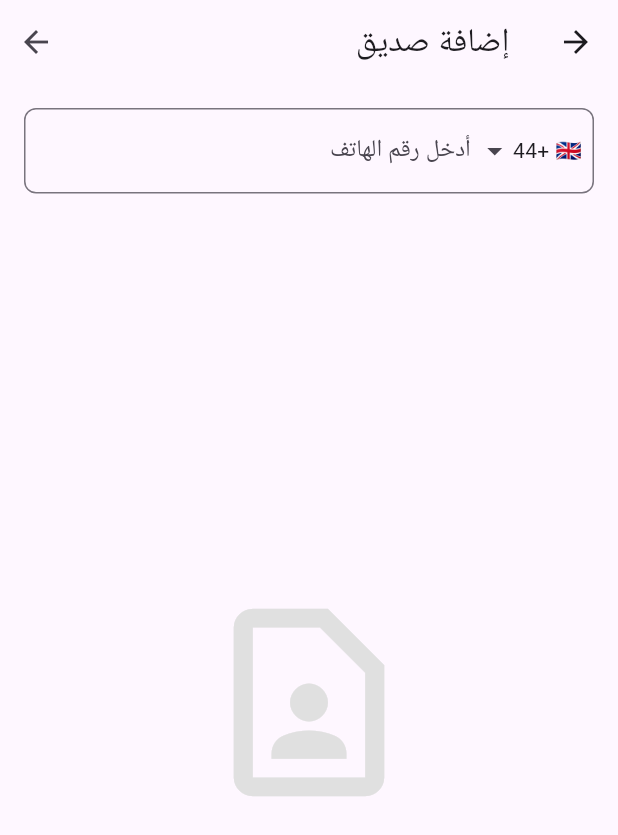
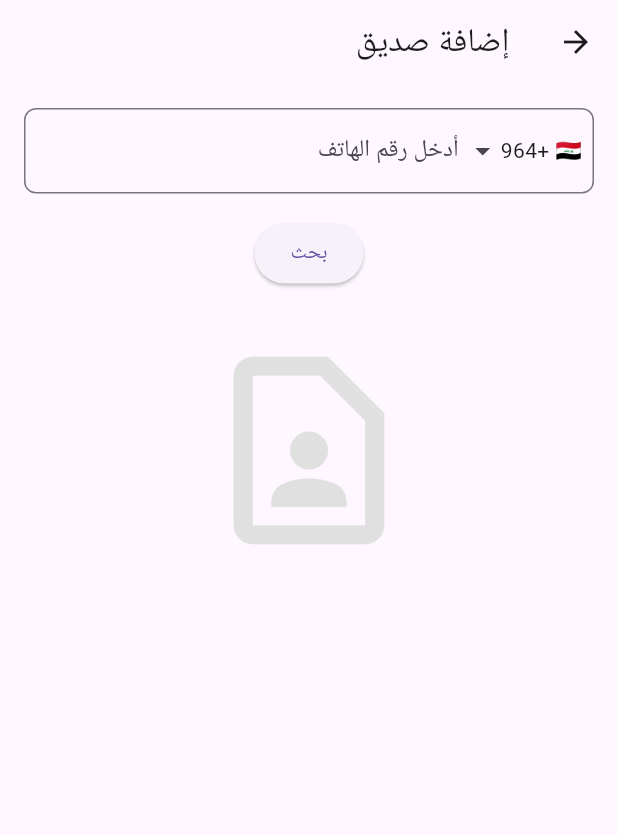
Before and after one commit to aalitariq44/Umrah, a Flutter app: the AddFriendScreen screen opened directly, on a phone screen of 412 x 824 dp. Shown: the top 835 px of the screen. Run offline on Flutter 3.47's test engine with Material 3 defaults, Android fonts, the phone set to English and light mode, and no system bars; our stand-ins replace cloud_firestore, country_picker, firebase_auth, firebase_core, google_maps_flutter; accounts and stored records are empty; generated files the repository leaves out were written again; network calls fail; Roboto replaces fonts that are missing (Cairo).

Commit message:
اضافة صديق

```diff
--- a/lib/features/chat/screens/add_friend_screen.dart
+++ b/lib/features/chat/screens/add_friend_screen.dart
@@ -1,5 +1,8 @@
 import 'package:flutter/material.dart';
 import 'package:country_picker/country_picker.dart';
+import 'package:myplace/data/models/user_model.dart' as model;
+import 'package:myplace/features/auth/controller/auth_controller.dart';
+import 'package:provider/provider.dart';
 
 class AddFriendScreen extends StatefulWidget {
   const AddFriendScreen({super.key});
@@ -9,39 +12,66 @@ class AddFriendScreen extends StatefulWidget {
 }
 
 class _AddFriendScreenState extends State<AddFriendScreen> {
+  final TextEditingController _phoneController = TextEditingController();
+  model.User? _searchedUser;
+  bool _isLoading = false;
+  String? _errorMessage;
+
   Country _selectedCountry = Country(
-    phoneCode: '44',
-    countryCode: 'GB',
+    phoneCode: '964',
+    countryCode: 'IQ',
     e164Sc: 0,
     geographic: true,
     level: 1,
-    name: 'United Kingdom',
+    name: 'Iraq',
     example: '7123456789',
-    displayName: 'United Kingdom (GB) [+44]',
-    displayNameNoCountryCode: 'United Kingdom (GB)',
-    e164Key: '44-GB-0',
+    displayName: 'Iraq (IQ) [+964]',
+    displayNameNoCountryCode: 'Iraq (IQ)',
+    e164Key: '964-IQ-0',
   );
+
+  void _searchUser() async {
+    setState(() {
+      _isLoading = true;
+      _errorMessage = null;
+      _searchedUser = null;
+    });
+
+    final authController = Provider.of<AuthController>(context, listen: false);
+    final fullPhoneNumber =
+        '+${_selectedCountry.phoneCode}${_phoneController.text}';
+
+    try {
+      final user = await authController.searchUserByPhone(fullPhoneNumber);
+      setState(() {
+        _searchedUser = user;
+        if (user == null) {
+          _errorMessage = 'لم يتم العثور على المستخدم';
+        }
+      });
+    } catch (e) {
+      setState(() {
+        _errorMessage = 'حدث خطأ أثناء البحث';
+      });
+    } finally {
+      setState(() {
+        _isLoading = false;
+      });
+    }
+  }
 
   @override
   Widget build(BuildContext context) {
     return Scaffold(
       appBar: AppBar(
         title: const Text('إضافة صديق'),
-        actions: [
-          IconButton(
-            icon: const Icon(Icons.arrow_forward),
-            onPressed: () {
-              // Navigate back
-              Navigator.of(context).pop();
-            },
-          ),
-        ],
       ),
       body: Padding(
         padding: const EdgeInsets.all(16.0),
         child: Column(
           children: [
             TextField(
+              controller: _phoneController,
               decoration: InputDecoration(
                 hintText: 'أدخل رقم الهاتف',
                 prefixIcon: GestureDetector(
@@ -70,13 +100,45 @@ class _AddFriendScreenState extends State<AddFriendScreen> {
                   borderRadius: BorderRadius.circular(8.0),
                 ),
               ),
+              keyboardType: TextInputType.phone,
             ),
-            const Spacer(),
-            Icon(
-              Icons.contact_page_outlined,
-              size: 150,
-              color: Colors.grey[300],
+            const SizedBox(height: 16),
+            ElevatedButton(
+              onPressed: _searchUser,
+              child: const Text('بحث'),
             ),
+            const SizedBox(height: 32),
+            if (_isLoading)
+              const CircularProgressIndicator()
+            else if (_errorMessage != null)
+              Text(
+                _errorMessage!,
+                style: const TextStyle(color: Colors.red),
+              )
+            else if (_searchedUser != null)
+              ListTile(
+                leading: const CircleAvatar(
+                  child: Icon(Icons.person),
+                ),
+                title: Text(_searchedUser!.name),
+                subtitle: Text(_searchedUser!.phone),
+                trailing: ElevatedButton(
+                  onPressed: () async {
+                    if (_searchedUser != null) {
+                      final authController = Provider.of<AuthController>(context, listen: false);
+                      await authController.addFriend(_searchedUser!.uid);
+                      Navigator.of(context).pop();
+                    }
+                  },
+                  child: const Text('إضافة'),
+                ),
+              )
+            else
+              Icon(
+                Icons.contact_page_outlined,
+                size: 150,
+                color: Colors.grey[300],
+              ),
             const Spacer(),
           ],
         ),
```
Also changed, not shown: lib/features/auth/controller/auth_controller.dart (+17 -0 lines), lib/features/auth/repository/auth_repository.dart (+45 -0 lines), lib/features/chat/screens/messages_screen.dart (+30 -13 lines).
